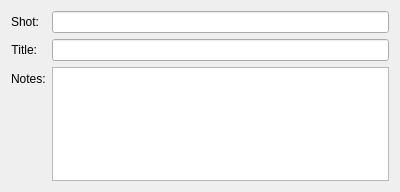
Qt form core/ui/settings_shot_ui.ui (mjbonnington/icarus-gps) before a commit.
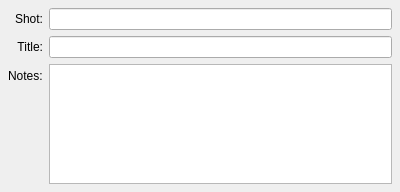
The same form after that commit.

Commit message: Improved settings panel UIs

```diff
--- a/core/ui/settings_shot_ui.ui
+++ b/core/ui/settings_shot_ui.ui
@@ -20,6 +20,12 @@
    <property name="fieldGrowthPolicy">
     <enum>QFormLayout::ExpandingFieldsGrow</enum>
    </property>
+   <property name="labelAlignment">
+    <set>Qt::AlignRight|Qt::AlignTrailing|Qt::AlignVCenter</set>
+   </property>
+   <property name="margin">
+    <number>8</number>
+   </property>
    <item row="1" column="0">
     <widget class="QLabel" name="title_label">
      <property name="text">
```
The commit also changes 14 other files.
